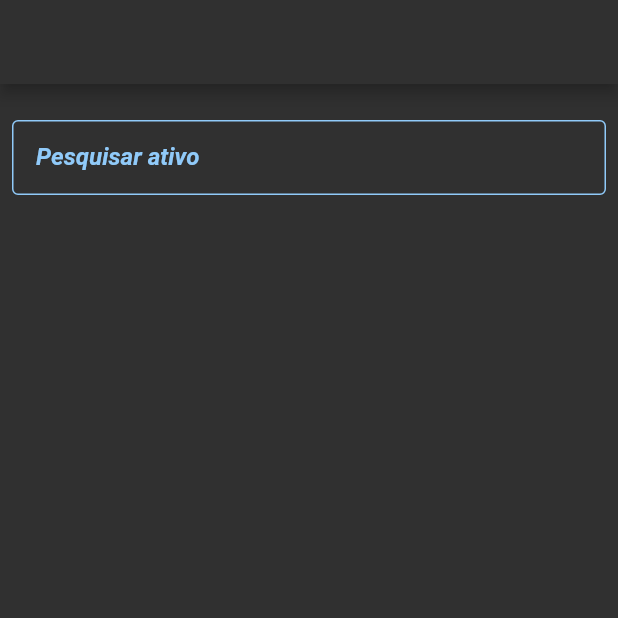
After one commit to GerlanStanley/finances_app, a Flutter app: the screen it shows after launch, on a phone screen of 412 x 824 dp, the top half of it. The commit adds this screen. Run offline on Flutter 3.47's test engine with Material 2 defaults, Android fonts, the phone set to English and light mode, and no system bars; drawn by our look-alikes of flutter_typeahead; our stand-ins replace dartz, dio, equatable, fl_chart, flutter_bloc, get_it; Roboto replaces fonts that are missing (NunitoSans).

Commit message:
Layout do gráfico com fl_chart

```diff
--- /dev/null
+++ b/lib/app/presenter/pages/variations_chart/components/components.dart
@@ -0,0 +1 @@
+export 'chart_component.dart';
--- /dev/null
+++ b/lib/app/presenter/pages/variations_chart/variations_chart_page.dart
@@ -0,0 +1,79 @@
+import 'package:flutter/material.dart';
+import 'package:flutter_bloc/flutter_bloc.dart';
+import 'package:get_it/get_it.dart';
+
+import '../../blocs/financial_asset/financial_asset.dart';
+import '../../blocs/variation/variation.dart';
+import '../../widgets/widgets.dart';
+
+import 'components/components.dart';
+
+class VariationsChartPage extends StatefulWidget {
+  const VariationsChartPage({Key? key}) : super(key: key);
+
+  @override
+  State<VariationsChartPage> createState() => _VariationsChartPageState();
+}
+
+class _VariationsChartPageState extends State<VariationsChartPage> {
+  var financialAssetBloc = GetIt.I<FinancialAssetBloc>();
+  var variationBloc = GetIt.I<VariationBloc>();
+
+  final TextEditingController textEditingController = TextEditingController();
+  final FocusNode focusNode = FocusNode();
+
+  @override
+  Widget build(BuildContext context) {
+    return Scaffold(
+      appBar: AppBar(),
+      body: Column(
+        children: [
+          Container(
+            margin: const EdgeInsets.fromLTRB(8, 24, 8, 16),
+            child: FinancialAssetAutoCompleteTextField(
+              focusNode: focusNode,
+              textEditingController: textEditingController,
+              financialAssetBloc: financialAssetBloc,
+              variationBloc: variationBloc,
+            ),
+          ),
+          Expanded(
+            child: BlocBuilder(
+              bloc: variationBloc,
+              builder: (context, state) {
+                if (state is LoadingVariationState) {
+                  return const LoadWidget();
+                } else if (state is FailureVariationState) {
+                  return FailureWidget(
+                    message: state.error,
+                    onPressed: () => variationBloc.add(
+                      GetAllVariationsEvent(symbol: textEditingController.text),
+                    ),
+                  );
+                } else if (state is SuccessVariationState) {
+                  return SingleChildScrollView(
+                    child: Column(
+                      crossAxisAlignment: CrossAxisAlignment.stretch,
+                      children: [
+                        FinancialAssetDataComponent(
+                          financialAsset:
+                              financialAssetBloc.selectedFinancialAsset!,
+                        ),
+                        Container(
+                          height: 400,
+                          padding: const EdgeInsets.only(right: 20),
+                          child: ChartComponent(variations: state.variations),
+                        ),
+                      ],
+                    ),
+                  );
+                }
+                return Container();
+              },
+            ),
+          ),
+        ],
+      ),
+    );
+  }
+}
--- a/lib/app/presenter/pages/variations_table/components/components.dart
+++ b/lib/app/presenter/pages/variations_table/components/components.dart
@@ -1,3 +1,2 @@
-export 'financial_asset_data_component.dart';
 export 'table_header_component.dart';
 export 'table_item_component.dart';
--- a/lib/app/presenter/pages/variations_table/variations_table_page.dart
+++ b/lib/app/presenter/pages/variations_table/variations_table_page.dart
@@ -2,7 +2,6 @@ import 'package:flutter/material.dart';
 import 'package:flutter_bloc/flutter_bloc.dart';
 import 'package:get_it/get_it.dart';
 
-import '../../../domain/entities/entities.dart';
 import '../../blocs/financial_asset/financial_asset.dart';
 import '../../blocs/variation/variation.dart';
 import '../../widgets/widgets.dart';
--- a/lib/app/presenter/pages/variations_table/components/financial_asset_data_component.dart
+++ b/lib/app/presenter/widgets/financial_asset_data_component.dart
@@ -1,6 +1,6 @@
 import 'package:flutter/material.dart';
 
-import '../../../../domain/entities/entities.dart';
+import '../../domain/entities/entities.dart';
 
 class FinancialAssetDataComponent extends StatelessWidget {
   final FinancialAssetEntity financialAsset;
--- a/lib/app/presenter/widgets/widgets.dart
+++ b/lib/app/presenter/widgets/widgets.dart
@@ -1,4 +1,5 @@
 export 'failure_widget.dart';
 export 'financial_asset_auto_complete_text_field.dart';
+export 'financial_asset_data_component.dart';
 export 'load_widget.dart';
 export 'primary_elevated_button_widget.dart';
--- a/lib/core/constants/colors_constants.dart
+++ b/lib/core/constants/colors_constants.dart
@@ -5,6 +5,7 @@ class ColorsConstants {
   static const Color primary = Color(0xff90CAF9);
   static const Color primaryDark = Color(0xff64B5F6);
   static const Color background = Color(0xFF303030);
+  static const Color backgroundDark = Color(0xFF2A2A2A);
 
   // App Bar
   static const Color appBarBackground = Color(0xFF303030);
--- a/lib/main.dart
+++ b/lib/main.dart
@@ -1,5 +1,6 @@
 import 'package:flutter/material.dart';
 
+import 'app/presenter/pages/variations_chart/variations_chart_page.dart';
 import 'app/presenter/pages/variations_table/variations_table_page.dart';
 import 'core/constants/constants.dart';
 import 'core/inject/inject.dart';
@@ -22,10 +23,10 @@ class MyApp extends StatelessWidget {
     return MaterialApp(
       title: "Finances App",
       theme: ThemeConstants.dark,
-      initialRoute: RoutesConstants.table,
+      initialRoute: RoutesConstants.chart,
       routes: {
         RoutesConstants.table: (context) => const VariationsTablePage(),
-        RoutesConstants.chart: (context) => const VariationsTablePage(),
+        RoutesConstants.chart: (context) => const VariationsChartPage(),
       },
     );
   }
--- a/pubspec.yaml
+++ b/pubspec.yaml
@@ -44,6 +44,7 @@ dependencies:
   equatable:
   flutter_typeahead: ^4.1.1
   intl:
+  fl_chart: ^0.55.2
 
 dev_dependencies:
   flutter_test:
```
Also changed, not shown: lib/app/presenter/pages/variations_chart/components/chart_component.dart (added, +202 -0 lines), pubspec.lock.
